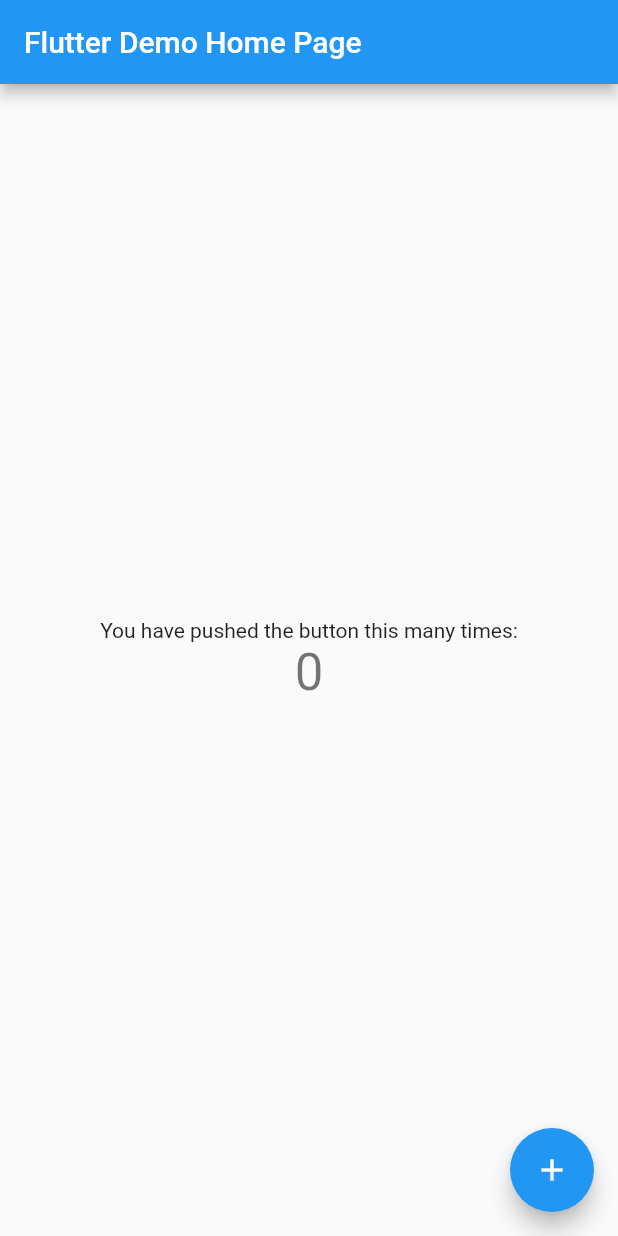
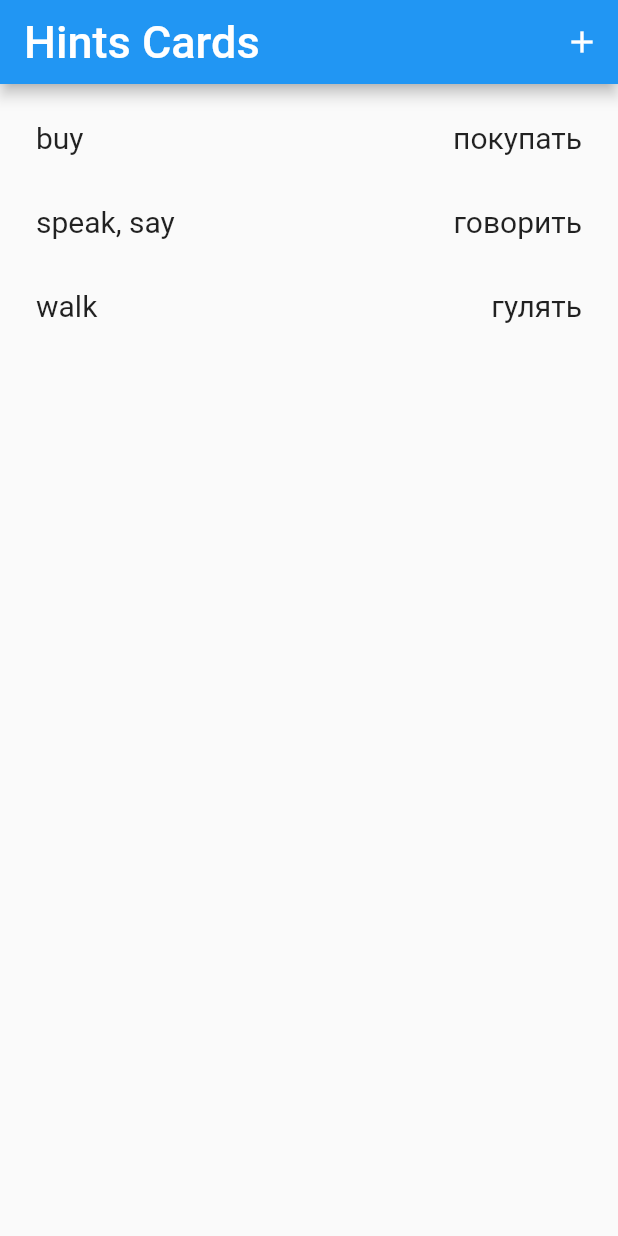
Before and after one commit to fmaylinch/hints-app, a Flutter app: the screen it shows after launch, on a phone screen of 412 x 824 dp. Run offline on Flutter 3.47's test engine with Material 2 defaults, Android fonts, the phone set to English and light mode, and no system bars.

Commit message:
Replace initial code with first draft of the hints app

```diff
--- /dev/null
+++ b/lib/hints_card.dart
@@ -0,0 +1,6 @@
+
+class HintsCard {
+  List<String> hints ;
+  String notes;
+  HintsCard({this.hints, this.notes = ""});
+}
--- a/lib/main.dart
+++ b/lib/main.dart
@@ -1,111 +1,133 @@
 import 'package:flutter/material.dart';
+import 'hints_card.dart';
 
 void main() => runApp(MyApp());
 
+
 class MyApp extends StatelessWidget {
-  // This widget is the root of your application.
+
   @override
   Widget build(BuildContext context) {
     return MaterialApp(
-      title: 'Flutter Demo',
       theme: ThemeData(
-        // This is the theme of your application.
-        //
-        // Try running your application with "flutter run". You'll see the
-        // application has a blue toolbar. Then, without quitting the app, try
-        // changing the primarySwatch below to Colors.green and then invoke
-        // "hot reload" (press "r" in the console where you ran "flutter run",
-        // or simply save your changes to "hot reload" in a Flutter IDE).
-        // Notice that the counter didn't reset back to zero; the application
-        // is not restarted.
-        primarySwatch: Colors.blue,
+          primaryColor: Colors.blue
       ),
-      home: MyHomePage(title: 'Flutter Demo Home Page'),
+      home: HintsCards()
     );
   }
 }
 
-class MyHomePage extends StatefulWidget {
-  MyHomePage({Key key, this.title}) : super(key: key);
 
-  // This widget is the home page of your application. It is stateful, meaning
-  // that it has a State object (defined below) that contains fields that affect
-  // how it looks.
-
-  // This class is the configuration for the state. It holds the values (in this
-  // case the title) provided by the parent (in this case the App widget) and
-  // used by the build method of the State. Fields in a Widget subclass are
-  // always marked "final".
-
-  final String title;
+class HintsCards extends StatefulWidget {
 
   @override
-  _MyHomePageState createState() => _MyHomePageState();
+  State<StatefulWidget> createState() => HintsCardsState();
 }
 
-class _MyHomePageState extends State<MyHomePage> {
-  int _counter = 0;
 
-  void _incrementCounter() {
-    setState(() {
-      // This call to setState tells the Flutter framework that something has
-      // changed in this State, which causes it to rerun the build method below
-      // so that the display can reflect the updated values. If we changed
-      // _counter without calling setState(), then the build method would not be
-      // called again, and so nothing would appear to happen.
-      _counter++;
-    });
+
+class HintsCardsState extends State<HintsCards> {
+
+  // TODO: Get from Service
+  List<HintsCard> _cards = [
+    HintsCard(hints: ["buy", "покупать", "купить"], notes: "other notes"),
+    HintsCard(hints: ["speak, say", "говорить", "сказать"]),
+    HintsCard(hints: ["walk", "гулять", "погулять"]),
+  ];
+
+  @override
+  Widget build(BuildContext context) {
+
+    return Scaffold(
+      appBar: AppBar(
+          title: Text('Hints Cards', style: TextStyle(fontSize: 30, color: Colors.white)),
+          actions: <Widget>[
+            IconButton(icon: Icon(Icons.add), onPressed: _addCard,)
+          ],
+      ),
+      body: _buildCardList(),
+    );
+  }
+
+  _buildCardList() {
+    return ListView.builder(
+      padding: const EdgeInsets.all(8),
+      itemCount: _cards.length,
+      itemBuilder: (context, index) {
+        return _buildItem(index);
+      }
+    );
+  }
+
+  Widget _buildItem(int index) {
+
+    final card = _cards[index];
+
+    final allHintWidgets = card.hints.map((it) =>
+              Text(it, style: TextStyle(fontSize: 20)))
+              .toList();
+
+    final twoHintWidgets = card.hints.sublist(0, 2).map((it) =>
+              Text(it, style: TextStyle(fontSize: 20)))
+              .toList();
+
+    return ListTile(
+
+      title: Row(
+        mainAxisAlignment: MainAxisAlignment.spaceBetween,
+        children: twoHintWidgets,
+      ),
+      onTap: () => _openCard(card),
+    );
+
+  }
+
+  _openCard(HintsCard card) {
+    Navigator.of(context).push(
+        MaterialPageRoute(builder: (context) => CardScreen(card))
+    );
+  }
+
+  void _addCard() {
+    print("Will add a card"); // TODO
+  }
+}
+
+// TODO: Save on back
+class CardScreen extends StatelessWidget {
+
+  final HintsCard card;
+  final List<TextEditingController> _controllers;
+
+  CardScreen(this.card) :
+    _controllers = _buildControllers(card);
+
+  static List<TextEditingController> _buildControllers(HintsCard card) {
+    var hintCtrls = card.hints.map((it) => TextEditingController(text: it)).toList();
+    var allCtrls = [...hintCtrls, TextEditingController(text: card.notes)];
+    return allCtrls;
   }
 
   @override
   Widget build(BuildContext context) {
-    // This method is rerun every time setState is called, for instance as done
-    // by the _incrementCounter method above.
-    //
-    // The Flutter framework has been optimized to make rerunning build methods
-    // fast, so that you can just rebuild anything that needs updating rather
-    // than having to individually change instances of widgets.
     return Scaffold(
       appBar: AppBar(
-        // Here we take the value from the MyHomePage object that was created by
-        // the App.build method, and use it to set our appbar title.
-        title: Text(widget.title),
+        title: Text('View Card', style: TextStyle(fontSize: 30, color: Colors.white)),
       ),
-      body: Center(
-        // Center is a layout widget. It takes a single child and positions it
-        // in the middle of the parent.
-        child: Column(
-          // Column is also a layout widget. It takes a list of children and
-          // arranges them vertically. By default, it sizes itself to fit its
-          // children horizontally, and tries to be as tall as its parent.
-          //
-          // Invoke "debug painting" (press "p" in the console, choose the
-          // "Toggle Debug Paint" action from the Flutter Inspector in Android
-          // Studio, or the "Toggle Debug Paint" command in Visual Studio Code)
-          // to see the wireframe for each widget.
-          //
-          // Column has various properties to control how it sizes itself and
-          // how it positions its children. Here we use mainAxisAlignment to
-          // center the children vertically; the main axis here is the vertical
-          // axis because Columns are vertical (the cross axis would be
-          // horizontal).
-          mainAxisAlignment: MainAxisAlignment.center,
-          children: <Widget>[
-            Text(
-              'You have pushed the button this many times:',
-            ),
-            Text(
-              '$_counter',
-              style: Theme.of(context).textTheme.display1,
-            ),
-          ],
+      body: Container(
+        child: ListView(
+          children: _controllers.map((controller) =>
+              Container(
+                padding: EdgeInsets.all(8),
+                child: TextFormField(
+                    style: TextStyle(fontSize: 20),
+                    maxLines: null,
+                    controller: controller
+                ),
+              )
+          ).toList(),
         ),
       ),
-      floatingActionButton: FloatingActionButton(
-        onPressed: _incrementCounter,
-        tooltip: 'Increment',
-        child: Icon(Icons.add),
-      ), // This trailing comma makes auto-formatting nicer for build methods.
     );
   }
 }
```
